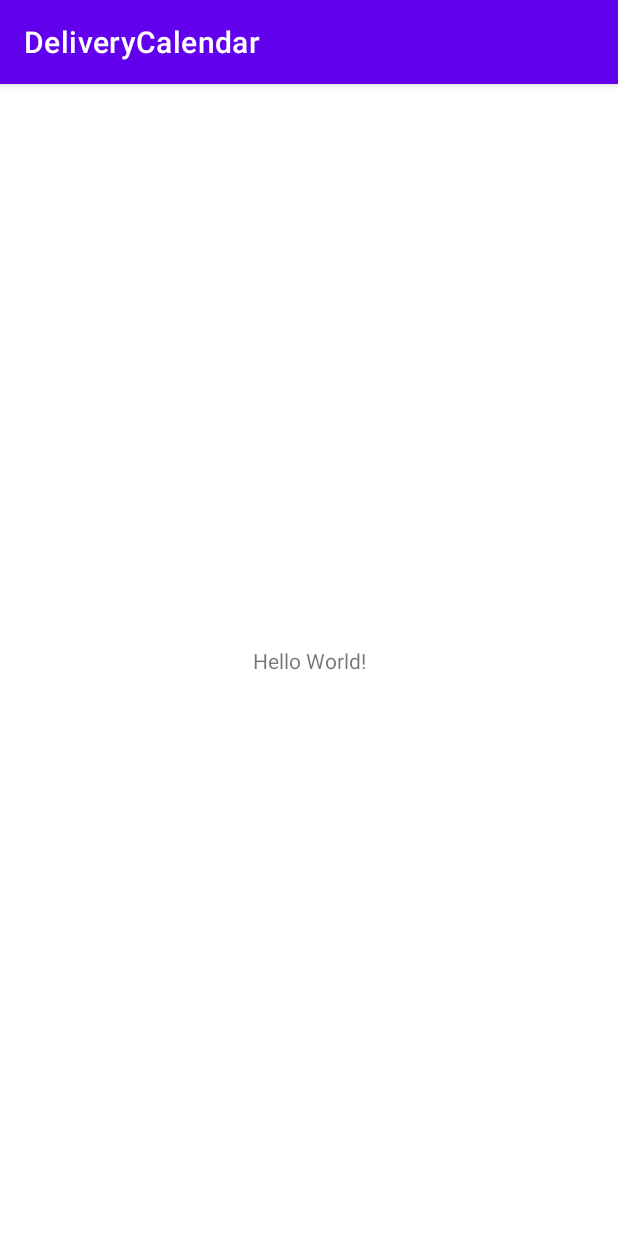
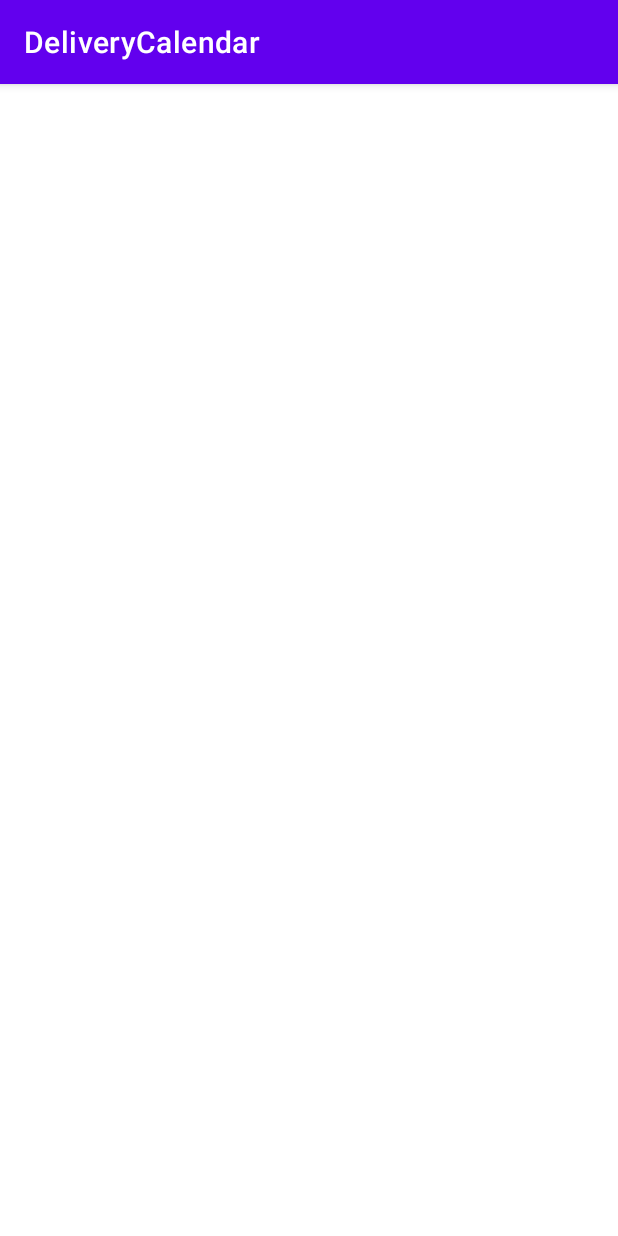
Before and after one commit to yongsulim/QuantityCalendar, an Android app: the screen it shows after launch (MainActivity), on a phone screen of 412 x 824 dp. Run offline under Robolectric (Android 15) with nearby library versions, the phone set to English and light mode, and no system bars.

Commit message:
코드정리

```diff
--- a/app/build.gradle
+++ b/app/build.gradle
@@ -13,8 +13,6 @@ android {
         targetSdk 34
         versionCode 1
         versionName "1.0"
-
-        testInstrumentationRunner "androidx.test.runner.AndroidJUnitRunner"
     }
 
     buildTypes {
@@ -37,9 +35,5 @@ android {
 dependencies {
     implementation 'androidx.core:core-ktx:1.12.0'
     implementation 'androidx.appcompat:appcompat:1.6.1'
-    implementation 'com.google.android.material:material:1.11.0'
     implementation 'androidx.constraintlayout:constraintlayout:2.1.4'
-    testImplementation 'junit:junit:4.13.2'
-    androidTestImplementation 'androidx.test.ext:junit:1.1.5'
-    androidTestImplementation 'androidx.test.espresso:espresso-core:3.5.1'
 }
--- a/app/src/main/res/layout/activity_main.xml
+++ b/app/src/main/res/layout/activity_main.xml
@@ -1,16 +1,5 @@
 <?xml version="1.0" encoding="utf-8"?>
-<androidx.constraintlayout.widget.ConstraintLayout xmlns:android="http://schemas.android.com/apk/res/android"
-    xmlns:app="http://schemas.android.com/apk/res-auto"
+<androidx.constraintlayout.widget.ConstraintLayout
+    xmlns:android="http://schemas.android.com/apk/res/android"
     android:layout_width="match_parent"
-    android:layout_height="match_parent">
-
-    <TextView
-        android:layout_width="wrap_content"
-        android:layout_height="wrap_content"
-        android:text="Hello World!"
-        app:layout_constraintBottom_toBottomOf="parent"
-        app:layout_constraintLeft_toLeftOf="parent"
-        app:layout_constraintRight_toRightOf="parent"
-        app:layout_constraintTop_toTopOf="parent" />
-
-</androidx.constraintlayout.widget.ConstraintLayout>
+    android:layout_height="match_parent" />
```
Also changed, not shown: 455 other files.
